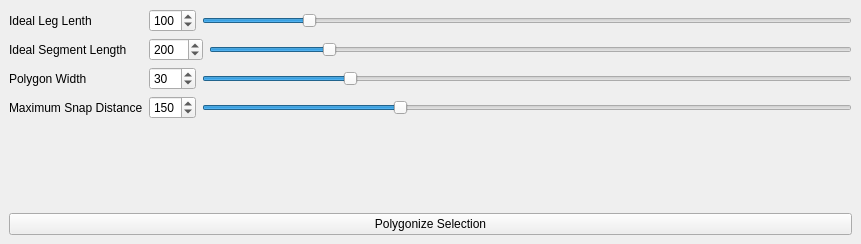
Old version of the form polygonizer_dockwidget_base.ui in the repository frankhereford/qgis-polygonizer.
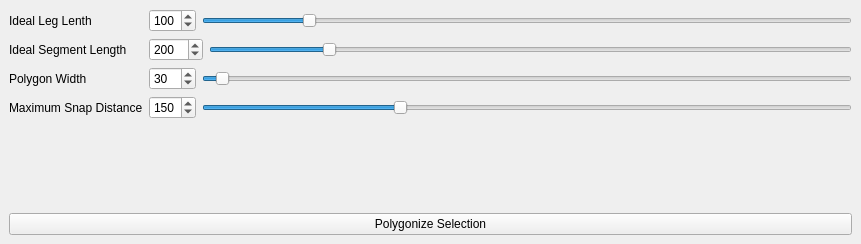
New version of the form.

Commit message: widen max width

What changed in the file:
```diff
--- a/polygonizer_dockwidget_base.ui
+++ b/polygonizer_dockwidget_base.ui
@@ -135,7 +135,7 @@
            <number>10</number>
           </property>
           <property name="maximum">
-           <number>100</number>
+           <number>1000</number>
           </property>
           <property name="value">
            <number>30</number>
```
